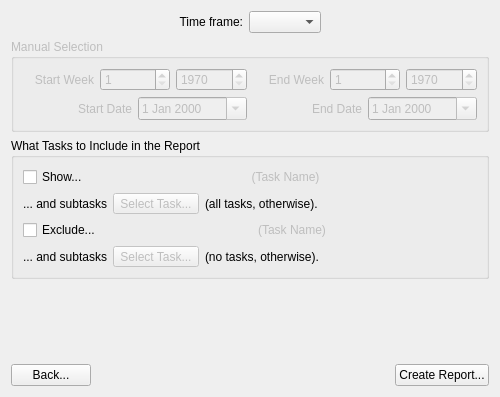
Qt form Charm/Reports/ActivityReportConfigurationPage.ui (KDAB/Charm) before a commit.
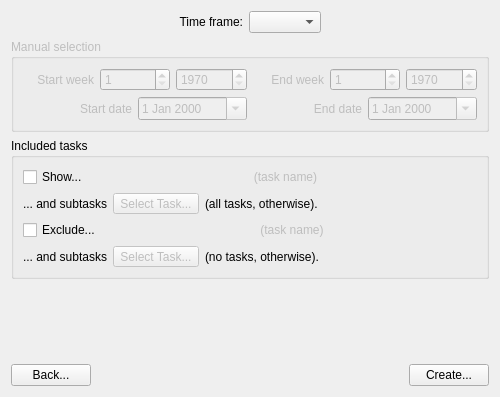
The same form after that commit.

Commit message: Improve activity report English.

The edit to the form file:
```diff
--- a/Charm/Reports/ActivityReportConfigurationPage.ui
+++ b/Charm/Reports/ActivityReportConfigurationPage.ui
@@ -63,7 +63,7 @@
       <bool>false</bool>
      </property>
      <property name="title">
-      <string>Manual Selection</string>
+      <string>Manual selection</string>
      </property>
      <layout class="QVBoxLayout" name="verticalLayout">
       <item>
@@ -71,7 +71,7 @@
         <item>
          <widget class="QLabel" name="labelStartWeek">
           <property name="text">
-           <string>Start Week</string>
+           <string>Start week</string>
           </property>
           <property name="alignment">
            <set>Qt::AlignRight|Qt::AlignTrailing|Qt::AlignVCenter</set>
@@ -101,7 +101,7 @@
         <item>
          <widget class="QLabel" name="labelEndWeek">
           <property name="text">
-           <string>End Week</string>
+           <string>End week</string>
           </property>
           <property name="alignment">
            <set>Qt::AlignRight|Qt::AlignTrailing|Qt::AlignVCenter</set>
@@ -138,7 +138,7 @@
            <string>(events that start at or after...)</string>
           </property>
           <property name="text">
-           <string>Start Date</string>
+           <string>Start date</string>
           </property>
           <property name="alignment">
            <set>Qt::AlignRight|Qt::AlignTrailing|Qt::AlignVCenter</set>
@@ -158,7 +158,7 @@
            <string>(events that start before...)</string>
           </property>
           <property name="text">
-           <string>End Date</string>
+           <string>End date</string>
           </property>
           <property name="alignment">
            <set>Qt::AlignRight|Qt::AlignTrailing|Qt::AlignVCenter</set>
@@ -180,7 +180,7 @@
    <item>
     <widget class="QGroupBox" name="groupBox_2">
      <property name="title">
-      <string>What Tasks to Include in the Report</string>
+      <string>Included tasks</string>
      </property>
      <layout class="QVBoxLayout" name="verticalLayout_2">
       <item>
@@ -204,7 +204,7 @@
            </sizepolicy>
           </property>
           <property name="text">
-           <string>(Task Name)</string>
+           <string>(task name)</string>
           </property>
           <property name="alignment">
            <set>Qt::AlignCenter</set>
@@ -275,7 +275,7 @@
            </sizepolicy>
           </property>
           <property name="text">
-           <string>(Task Name)</string>
+           <string>(task name)</string>
           </property>
           <property name="alignment">
            <set>Qt::AlignCenter</set>
@@ -366,7 +366,7 @@
      <item>
       <widget class="QPushButton" name="pushButtonReport">
        <property name="text">
-        <string>Create Report...</string>
+        <string>Create...</string>
        </property>
       </widget>
      </item>
```
